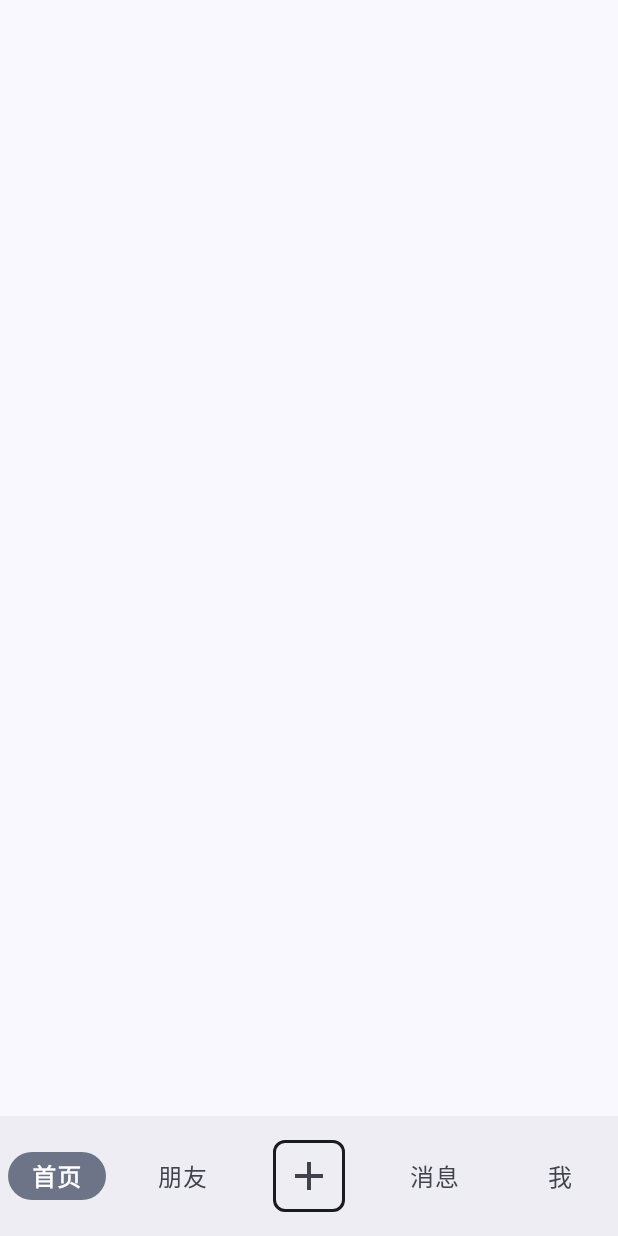
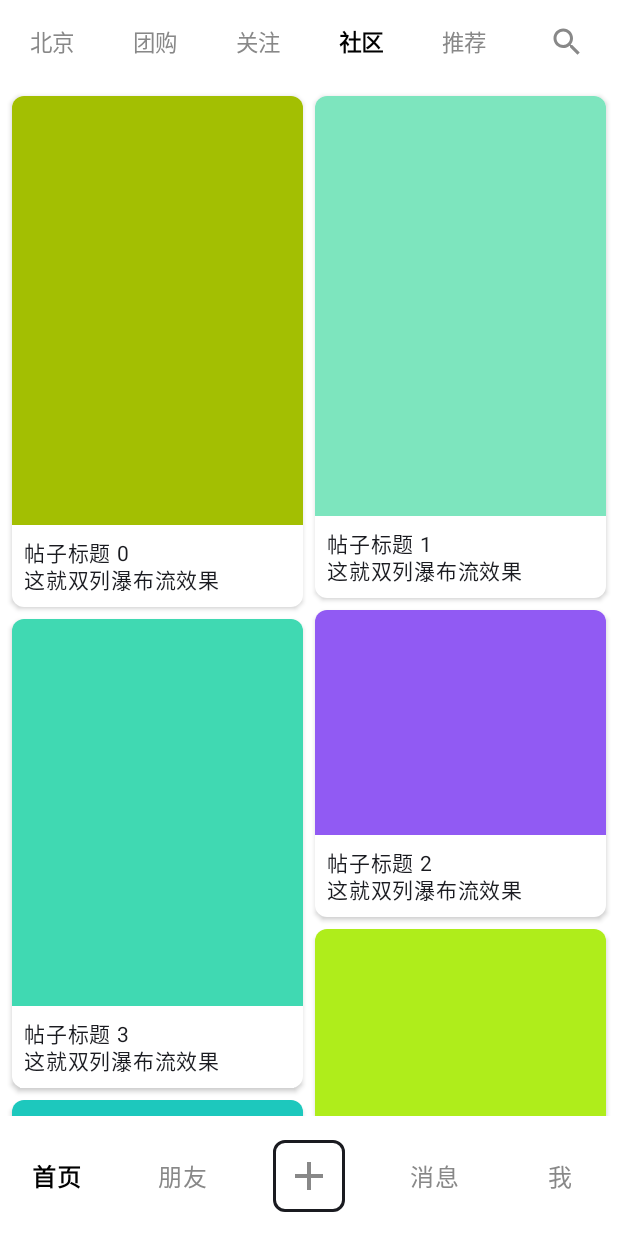
Before and after one commit to Aubade1/ByteDance_client_camp, an Android app built with Jetpack Compose: the screen it shows after launch (MainActivity), on a phone screen of 412 x 824 dp. Run offline under Robolectric (Android 15) with nearby library versions, the phone set to English and light mode, and no system bars.

Commit message:
waterfall+ui modify. But there is a problem when user use darkmode and light mode, that ui can't stay what I want.

```diff
--- a/app/build.gradle.kts
+++ b/app/build.gradle.kts
@@ -54,7 +54,7 @@ dependencies {
     implementation("androidx.core:core-ktx:1.10.1")
     implementation("androidx.lifecycle:lifecycle-runtime-ktx:2.6.1")
     implementation("androidx.activity:activity-compose:1.7.0")
-    implementation(platform("androidx.compose:compose-bom:2023.08.00"))
+    implementation(platform("androidx.compose:compose-bom:2024.10.01"))
     implementation("androidx.compose.ui:ui")
     implementation("androidx.compose.ui:ui-graphics")
     implementation("androidx.compose.ui:ui-tooling-preview")
@@ -62,7 +62,7 @@ dependencies {
     testImplementation("junit:junit:4.13.2")
     androidTestImplementation("androidx.test.ext:junit:1.1.5")
     androidTestImplementation("androidx.test.espresso:espresso-core:3.5.1")
-    androidTestImplementation(platform("androidx.compose:compose-bom:2023.08.00"))
+    androidTestImplementation(platform("androidx.compose:compose-bom:2024.10.01"))
     androidTestImplementation("androidx.compose.ui:ui-test-junit4")
     debugImplementation("androidx.compose.ui:ui-tooling")
     debugImplementation("androidx.compose.ui:ui-test-manifest")
--- a/app/src/main/java/com/example/bytedance_project/MainScreen.kt
+++ b/app/src/main/java/com/example/bytedance_project/MainScreen.kt
@@ -20,16 +20,18 @@ import androidx.compose.foundation.shape.RoundedCornerShape
 import androidx.compose.material.icons.Icons
 import androidx.compose.material.icons.filled.Add
 import androidx.compose.material3.MaterialTheme
+import androidx.compose.material3.NavigationBarItemDefaults
 import androidx.compose.ui.Alignment
 import androidx.compose.ui.Modifier
+import androidx.compose.ui.graphics.Color
 import androidx.compose.ui.text.font.FontWeight
 import androidx.compose.ui.unit.dp
+import com.example.bytedance_project.pageui.HomeScreen
 
 
 @Composable
 fun MainScreen() {
     val navController = rememberNavController()
-    // 定义底部导航的列表
     val items = listOf(
         Screen.Home,
         Screen.Friends,
@@ -40,7 +42,9 @@ fun MainScreen() {
 
     Scaffold(
         bottomBar = {
-            NavigationBar {
+            NavigationBar (
+                containerColor = Color(0xFFFFFFFF), // 底部导航栏背景色（深灰）
+            ){
                 val navBackStackEntry by navController.currentBackStackEntryAsState()
                 val currentDestination = navBackStackEntry?.destination
 
@@ -52,7 +56,18 @@ fun MainScreen() {
                     val isSelected = currentDestination?.hierarchy?.any { it.route == screen.route } == true
 
                     NavigationBarItem(
-                        // --- 核心修改开始 ---
+                        colors = NavigationBarItemDefaults.colors(
+                            // 选中时图标/文字颜色 -> 黑色
+                            selectedIconColor = Color.Black,
+                            selectedTextColor = Color.Black,
+
+                            // 未选中时图标/文字颜色 -> 灰色 (淡化效果)
+                            unselectedIconColor = Color.Gray,
+                            unselectedTextColor = Color.Gray,
+
+                            // --- 核心修改 2：修改点击时的动画颜色 (指示器颜色) ---
+                            indicatorColor = Color.Transparent
+                        ),
                         icon = {
                             if (isCamera) {
                                 // 创建一个容器来画边框
@@ -134,8 +149,3 @@ fun MessagesScreen() {
 @Composable
 fun MeScreen() {
 }
-
-@Composable
-fun HomeScreen() {
-
-}
--- /dev/null
+++ b/app/src/main/java/com/example/bytedance_project/pageui/HomeScreen.kt
@@ -0,0 +1,238 @@
+package com.example.bytedance_project.pageui
+
+import androidx.compose.foundation.background
+import androidx.compose.foundation.layout.Box
+import androidx.compose.foundation.layout.Column
+import androidx.compose.foundation.layout.fillMaxSize
+import androidx.compose.foundation.layout.padding
+import androidx.compose.foundation.layout.size
+import androidx.compose.foundation.pager.HorizontalPager
+import androidx.compose.foundation.pager.rememberPagerState
+import androidx.compose.material.icons.Icons
+import androidx.compose.material.icons.filled.Search
+import androidx.compose.material3.Icon
+import androidx.compose.material3.Tab
+import androidx.compose.material3.TabRow
+import androidx.compose.material3.Text
+import androidx.compose.runtime.Composable
+import androidx.compose.runtime.rememberCoroutineScope
+import androidx.compose.ui.Alignment
+import androidx.compose.ui.Modifier
+import androidx.compose.ui.graphics.Color
+import androidx.compose.ui.text.font.FontWeight
+import androidx.compose.ui.unit.dp
+import androidx.compose.ui.unit.sp
+import kotlinx.coroutines.launch
+import androidx.compose.foundation.layout.Arrangement
+import androidx.compose.foundation.layout.PaddingValues
+import androidx.compose.foundation.layout.fillMaxWidth
+import androidx.compose.foundation.layout.height
+import androidx.compose.foundation.lazy.staggeredgrid.LazyVerticalStaggeredGrid
+import androidx.compose.foundation.lazy.staggeredgrid.StaggeredGridCells
+import androidx.compose.foundation.lazy.staggeredgrid.items
+import androidx.compose.foundation.shape.RoundedCornerShape
+import androidx.compose.material3.Card
+import androidx.compose.material3.CardDefaults
+import androidx.compose.runtime.remember
+import androidx.compose.ui.unit.Dp
+import kotlin.random.Random
+data class WaterfallItem(
+    val id: Int,
+    val title: String,
+    val height: Dp, // 关键：每个 Item 的高度不同
+    val color: Color
+)
+@Composable
+fun HomeScreen() {
+    // 1. 定义 Tabs 数据
+    val tabs = listOf("北京", "团购", "关注", "社区", "推荐", "搜索")
+
+    // 2. 初始化 Pager
+    // initialPage = 4 表示默认显示 "推荐" (下标从0开始)
+    val pagerState = rememberPagerState(
+        initialPage = 3,
+        pageCount = { tabs.size }
+    )
+    val scope = rememberCoroutineScope()
+
+    Column(modifier = Modifier.fillMaxSize()
+                              .background(Color.White)) {
+
+        // 3. 修改为 TabRow (固定宽度，均匀分布)
+        TabRow(
+            selectedTabIndex = pagerState.currentPage,
+            // 设置指示器颜色和位置
+            indicator = {},
+            // 可以根据需要设置 TabRow 的背景色
+            containerColor = Color.White,
+            contentColor = Color.Black,
+            divider = {}
+        ) {
+            tabs.forEachIndexed { index, title ->
+                // 判断当前是否是“搜索”项
+                val isSearchTab = (title == "搜索")
+                // 判断是否被选中
+                val isSelected = pagerState.currentPage == index
+
+                Tab(
+                    selected = isSelected,
+                    onClick = {
+                        scope.launch {
+                            pagerState.animateScrollToPage(index)
+                        }
+                    },
+                    // --- 核心修改：根据是否是搜索页，分别设置 text 或 icon ---
+                    // 如果是搜索，text传null，icon传组件
+                    // 如果不是搜索，text传组件，icon传null
+                    text = if (isSearchTab) null else {
+                        {
+                            Text(
+                                text = title,
+                                // 选中时加粗，未选中正常
+                                fontWeight = if (isSelected) FontWeight.Bold else FontWeight.Normal,
+                                // 稍微调整字体大小以适应一行6个
+                                color = if (isSelected) Color.Black else Color.Gray,
+                                fontSize = 15.sp
+                            )
+                        }
+                    },
+                    icon = if (isSearchTab) {
+                        {
+                            Icon(
+                                imageVector = Icons.Default.Search,
+                                contentDescription = "搜索",
+                                tint = if (isSelected) Color.Black else Color.Gray,
+                                modifier = Modifier.size(24.dp) // 控制图标大小
+
+                            )
+                        }
+                    } else null,
+
+                    // 稍微减少 Tab 内部的上下间距，让布局紧凑一点
+                    modifier = Modifier.padding(vertical = 4.dp)
+                )
+            }
+        }
+
+        // 4. 内容区域
+        HorizontalPager(
+            state = pagerState,
+            modifier = Modifier.fillMaxSize()
+        ) { page ->
+            when (page) {
+                0 -> BeijingPage()
+                1 -> TuangouPage()
+                2 -> SubscribePage()
+                3 -> CommunityPage()
+                4 -> RecommendPage()
+                5 -> SearchPage() // 这里对应搜索页的内容
+                else -> Text("未知页面")
+            }
+        }
+    }
+}
+
+// --- 占位页面 ---
+
+@Composable
+fun SearchPage() {
+    Box(modifier = Modifier.fillMaxSize(), contentAlignment = Alignment.Center) {
+        Text("搜索功能页面")
+    }
+}
+
+@Composable
+fun TuangouPage() {
+    Box(modifier = Modifier.fillMaxSize(), contentAlignment = Alignment.Center) {
+        Text("团购页面")
+    }
+}
+
+@Composable
+fun SubscribePage() {
+    Box(modifier = Modifier.fillMaxSize(), contentAlignment = Alignment.Center) {
+        Text("关注页面")
+    }
+}
+
+@Composable
+fun BeijingPage() {
+    Box(modifier = Modifier.fillMaxSize(), contentAlignment = Alignment.Center) {
+        Text("北京本地页面")
+    }
+}
+
+@Composable
+fun RecommendPage() {
+    Box(modifier = Modifier.fillMaxSize(), contentAlignment = Alignment.Center) {
+        Text("这里是【推荐】的内容列表")
+    }
+}
+@Composable
+fun CommunityPage() {
+    // 2. 模拟生成 50 条数据，高度随机 (100dp 到 300dp 之间)
+    val items = remember {
+        List(50) { index ->
+            WaterfallItem(
+                id = index,
+                title = "帖子标题 $index \n这就双列瀑布流效果",
+                height = Random.nextInt(150, 300).dp, // 随机高度
+                color = Color(
+                    Random.nextInt(256),
+                    Random.nextInt(256),
+                    Random.nextInt(256),
+                    255
+                )
+            )
+        }
+    }
+
+    // 3. 使用 LazyVerticalStaggeredGrid
+    LazyVerticalStaggeredGrid(
+        columns = StaggeredGridCells.Fixed(2), // 固定 2 列
+        modifier = Modifier.fillMaxSize(),
+
+        // 设置内容边距
+        contentPadding = PaddingValues(8.dp),
+
+        // 设置 Item 之间的垂直间距
+        verticalItemSpacing = 8.dp,
+
+        // 设置 Item 之间的水平间距
+        horizontalArrangement = Arrangement.spacedBy(8.dp)
+    ) {
+        items(items) { item ->
+            WaterfallItemCard(item)
+        }
+    }
+}
+
+// 4. 定义单个卡片的样式
+@Composable
+fun WaterfallItemCard(item: WaterfallItem) {
+    Card(
+        shape = RoundedCornerShape(8.dp),
+        elevation = CardDefaults.cardElevation(defaultElevation = 2.dp),
+        colors = CardDefaults.cardColors(containerColor = Color.White) // 卡片设为白色
+    ) {
+        Column {
+            // 这里通常放图片，现在用彩色 Box 代替
+            // 实际开发中请使用 Coil 加载网络图片: AsyncImage(...)
+            Box(
+                modifier = Modifier
+                    .fillMaxWidth()
+                    .height(item.height) // 使用数据中定义的高度
+                    .background(item.color)
+            )
+
+            // 下面的文字区域
+            Text(
+                text = item.title,
+                fontSize = 14.sp,
+                modifier = Modifier.padding(8.dp),
+                maxLines = 2,
+                lineHeight = 18.sp
+            )
+        }
+    }
+}
--- a/app/src/main/java/com/example/bytedance_project/ui/theme/Theme.kt
+++ b/app/src/main/java/com/example/bytedance_project/ui/theme/Theme.kt
@@ -10,6 +10,7 @@ import androidx.compose.material3.dynamicLightColorScheme
 import androidx.compose.material3.lightColorScheme
 import androidx.compose.runtime.Composable
 import androidx.compose.runtime.SideEffect
+import androidx.compose.ui.graphics.Color
 import androidx.compose.ui.graphics.toArgb
 import androidx.compose.ui.platform.LocalContext
 import androidx.compose.ui.platform.LocalView
@@ -57,8 +58,12 @@ fun ByteDance_projectTheme(
     if (!view.isInEditMode) {
         SideEffect {
             val window = (view.context as Activity).window
-            window.statusBarColor = colorScheme.primary.toArgb()
-            WindowCompat.getInsetsController(window, view).isAppearanceLightStatusBars = darkTheme
+            // 1. 强制将状态栏背景设为白色
+            window.statusBarColor = Color.White.toArgb()
+
+            // 2. 强制将状态栏图标设为黑色
+            // (true 的意思是：这是一个"亮色/浅色"的状态栏，所以系统会自动把字变黑)
+            WindowCompat.getInsetsController(window, view).isAppearanceLightStatusBars = true
         }
     }
 
--- a/app/src/main/res/values/themes.xml
+++ b/app/src/main/res/values/themes.xml
@@ -1,5 +1,7 @@
 <?xml version="1.0" encoding="utf-8"?>
 <resources>
 
-    <style name="Theme.ByteDance_project" parent="android:Theme.Material.Light.NoActionBar" />
+    <style name="Theme.ByteDance_project" parent="android:Theme.Material.Light.NoActionBar" >
+
+    </style>
 </resources>
```
